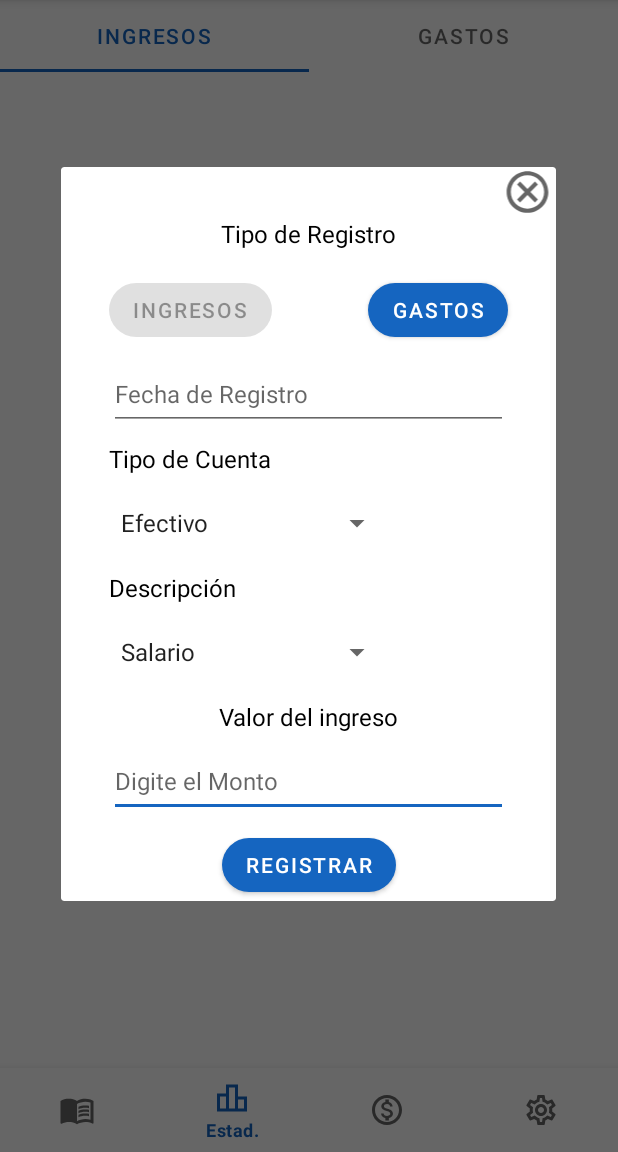
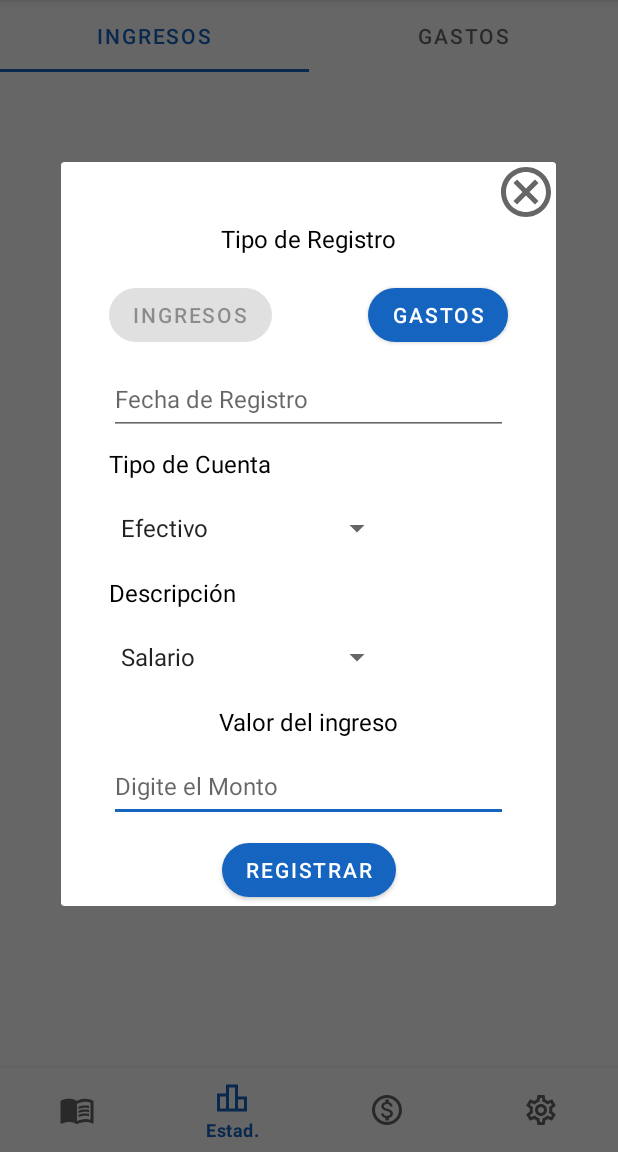
Before and after one commit to KevinMartinez1999/My-Finances, an Android app: the fragment DialogRegistroFragment placed in its activity, item 2 of the bottom bar chosen, on a phone screen of 412 x 824 dp, the part 84-1236 px from its top. Run offline under Robolectric (Android 15) with nearby library versions, the phone set to English and light mode, and no system bars; our stand-ins replace Firebase (no records; nobody signed in at launch, a user with empty details on screens opened directly), navigation-ui.

Commit message:
Se arregló la carga repetida de datos.

```diff
--- a/app/src/main/java/com/example/myfinances/fragments/sub_fragments/DiarioFragment.kt
+++ b/app/src/main/java/com/example/myfinances/fragments/sub_fragments/DiarioFragment.kt
@@ -18,6 +18,7 @@ class DiarioFragment : Fragment() {
 
     private var _binding: FragmentDiarioBinding? = null
     private val binding get() = _binding!!
+    private val db = Firebase.firestore
     private lateinit var registroAdapter: RegistroAdapter
     private var listRegistros: MutableList<RegistroServer> = arrayListOf()
 
@@ -35,6 +36,7 @@ class DiarioFragment : Fragment() {
             setHasFixedSize(false)
         }
         loadFromServer()
+
         binding.swiperefresh.setOnRefreshListener {
             loadFromServer()
             binding.swiperefresh.isRefreshing = false
@@ -44,14 +46,13 @@ class DiarioFragment : Fragment() {
     }
 
     private fun loadFromServer() {
-        val db = Firebase.firestore
-        db.collection("registroingreso").get().addOnSuccessListener { result ->
-            for (document in result) {
-                listRegistros.add(document.toObject())
-            }
-            registroAdapter.appendItem(listRegistros)
-        }
-        db.collection("registrogasto").get().addOnSuccessListener { result ->
+        loadDataBase("registroingreso")
+        loadDataBase("registrogasto")
+        listRegistros.clear()
+    }
+
+    private fun loadDataBase(database: String) {
+        db.collection(database).get().addOnSuccessListener { result ->
             for (document in result) {
                 listRegistros.add(document.toObject())
             }
@@ -67,9 +68,4 @@ class DiarioFragment : Fragment() {
         super.onDestroyView()
         _binding = null
     }
-
-    override fun onPause() {
-        super.onPause()
-        Log.d("Pause","entró")
-    }
 }
--- a/app/src/main/res/layout/fragment_dialog_registro.xml
+++ b/app/src/main/res/layout/fragment_dialog_registro.xml
@@ -11,17 +11,17 @@
 
     <ImageView
         android:id="@+id/button_cancel"
-        android:layout_width="38dp"
-        android:layout_height="33dp"
+        android:layout_width="40dp"
+        android:layout_height="40dp"
         android:clickable="true"
         android:contentDescription="@string/app_name"
+        android:focusable="true"
         android:minWidth="48dp"
-        android:minHeight="32dp"
+        android:minHeight="48dp"
         android:src="@drawable/ic_cancel"
         app:layout_constraintEnd_toEndOf="parent"
         app:layout_constraintTop_toTopOf="parent"
-        tools:ignore="TouchTargetSizeCheck"
-        android:focusable="true" />
+        tools:ignore="TouchTargetSizeCheck" />
 
     <TextView
         android:id="@+id/titledialog"
```
